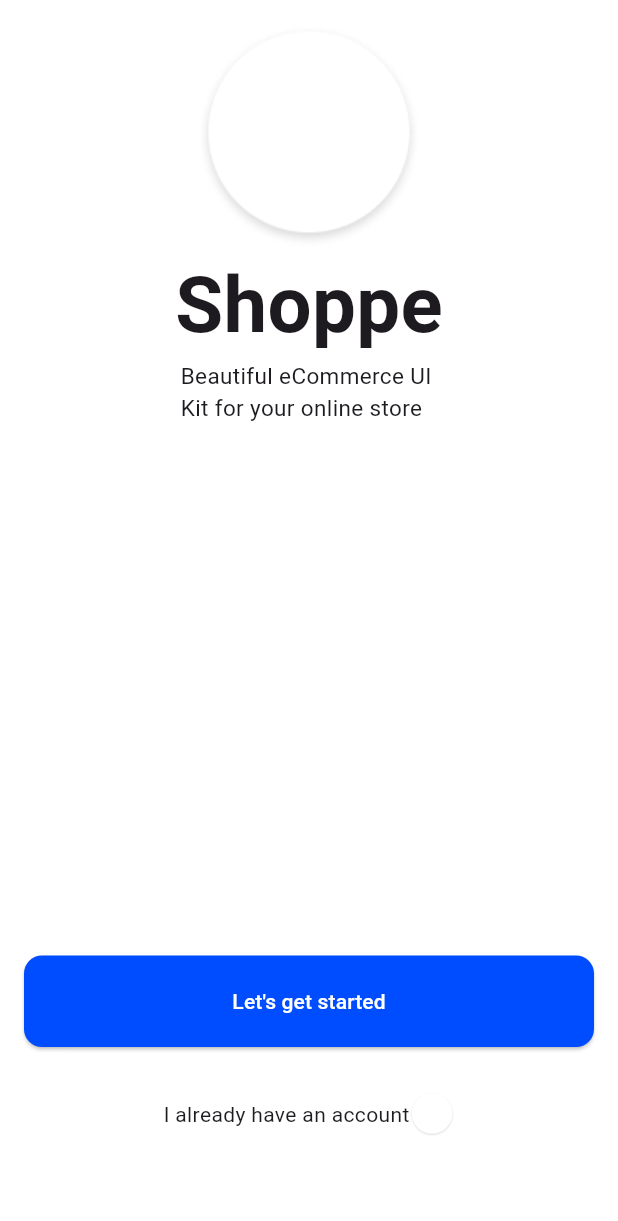
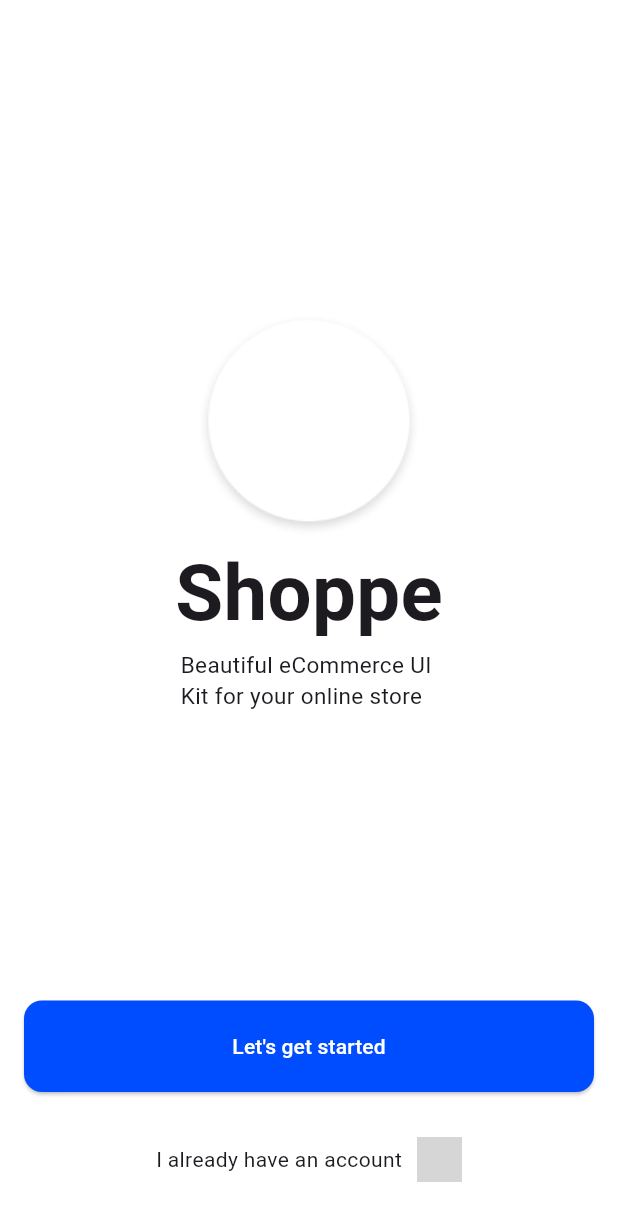
Before and after one commit to ADEDANCE/shoppe_app, a Flutter app: the screen it shows after launch, on a phone screen of 412 x 824 dp. Shown: the top 1221 px of the screen. Run offline on Flutter 3.47's test engine with Material 3 defaults, Android fonts, the phone set to English and light mode, and no system bars; our stand-ins replace flutter_custom_clippers, flutter_screenutil; missing offline and left inert: flutter_intl_phone_field; grey boxes are pictures that could not be loaded.

Commit message:
Refractor(install flutter_intl_phone_field)

```diff
--- a/lib/main.dart
+++ b/lib/main.dart
@@ -1,11 +1,23 @@
 import 'package:flutter/material.dart';
-import 'package:shoppe/screens/common_widgets/onbarding/createaccount_screen.dart';
-import 'package:shoppe/screens/common_widgets/onbarding/splash_screen.dart';
-import 'package:shoppe/screens/common_widgets/onbarding/start.dart';
-
+import 'package:flutter_screenutil/flutter_screenutil.dart';
+import 'package:shoppe/screens/onbarding/createaccount_screen.dart';
+import 'package:shoppe/screens/onbarding/forgetpassword_screen.dart';
+import 'package:shoppe/screens/onbarding/login_screen.dart';
+import 'package:shoppe/screens/onbarding/password_screen.dart';
+import 'package:shoppe/screens/onbarding/recover_password.dart';
+import 'package:shoppe/screens/onbarding/resetpassword_screen.dart';
+import 'package:shoppe/screens/onbarding/splash_screen.dart';
+import 'package:shoppe/screens/onbarding/start.dart';
 
 void main() {
-  runApp(const MyApp());
+  runApp(
+    ScreenUtilInit(
+      designSize: const Size(440, 956),
+      minTextAdapt: true,
+      splitScreenMode: true,
+      child: const MyApp(),
+    ),
+  );
 }
 
 class MyApp extends StatelessWidget {
@@ -34,13 +46,18 @@
         // tested with just a hot reload.
         colorScheme: .fromSeed(seedColor: Colors.deepPurple),
       ),
-       initialRoute: '/',
+      initialRoute: '/',
       routes: {
-        '/': (context)=> const SplashScreen(),
-        '/start': (context)=> const Start(),
+        '/': (context) => const SplashScreen(),
+        '/start': (context) => const Start(),
         '/createaccount': (context) => const CreateaccountScreen(),
+        '/login': (context) => const LoginScreen(),
+        '/password': (context) => const PasswordScreen(),
+        '/forgetpassword': (context) => const ForgetpasswordScreen(),
+        '/recoverpassword': (context) => const RecoverPassword(),
+        '/resetpassword': (context) => const ResetpasswordScreen(),
       },
-     // home: const SplashScreen(),
+      // home: const SplashScreen(),
     );
   }
 }
--- a/pubspec.yaml
+++ b/pubspec.yaml
@@ -34,6 +34,9 @@
   # The following adds the Cupertino Icons font to your application.
   # Use with the CupertinoIcons class for iOS style icons.
   cupertino_icons: ^1.0.8
+  flutter_screenutil: ^5.8.4
+  flutter_custom_clippers: ^2.1.0
+  flutter_intl_phone_field: ^0.0.7
 
 dev_dependencies:
   flutter_test:
```
Also changed, not shown: pubspec.lock.
